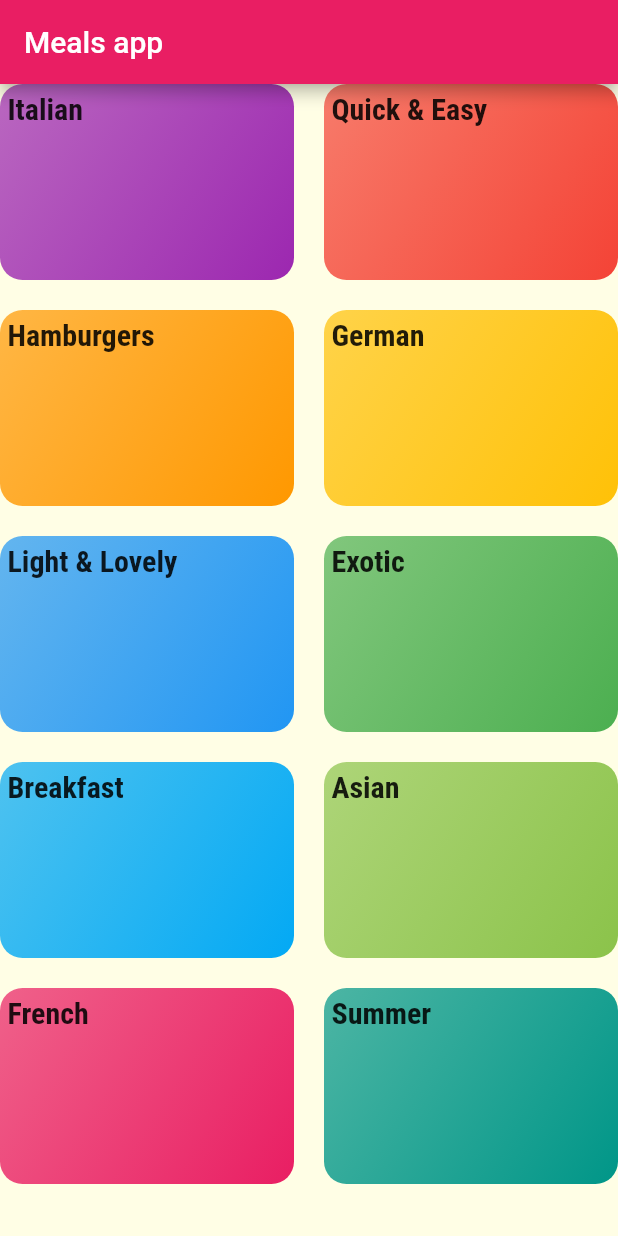
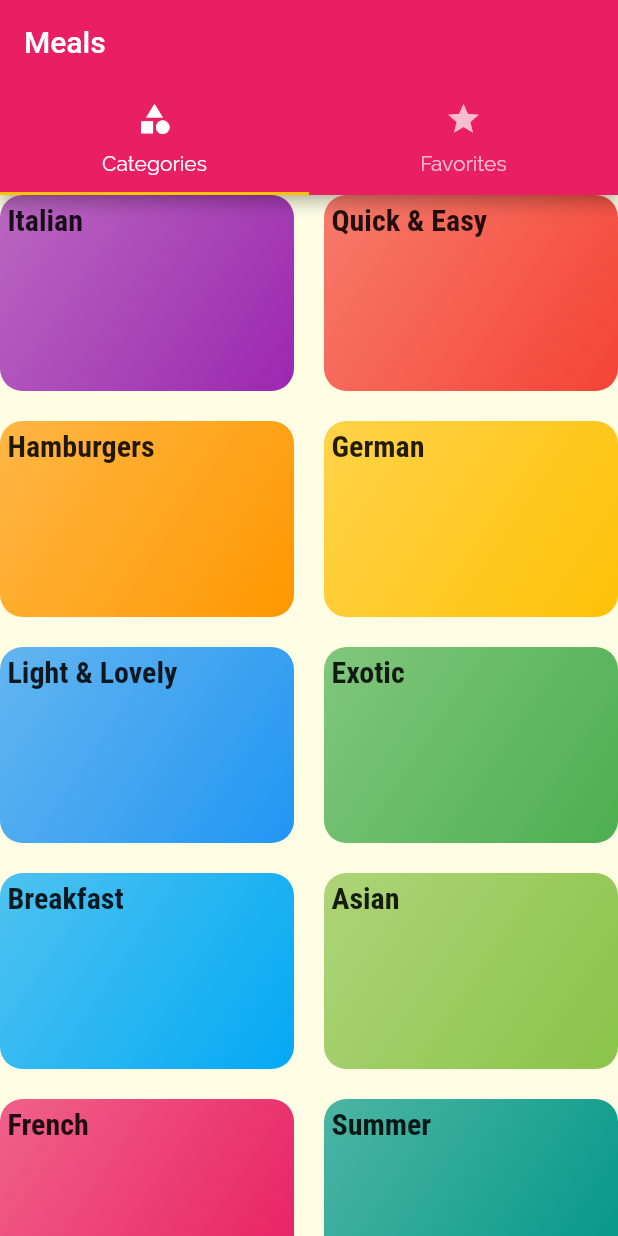
Before and after one commit to tarekmabdallah91/meals, a Flutter app: the screen it shows after launch, on a phone screen of 412 x 824 dp. Run offline on Flutter 3.47's test engine with Material 2 defaults, Android fonts, the phone set to English and light mode, and no system bars.

Commit message:
- add Tab screen

```diff
--- a/lib/main.dart
+++ b/lib/main.dart
@@ -2,6 +2,7 @@ import 'package:flutter/material.dart';
 import 'package:flutter_complete_guide/screens/categories_screen.dart';
 import 'package:flutter_complete_guide/screens/category_meal_screen.dart';
 import 'package:flutter_complete_guide/screens/meal_detail_screen.dart';
+import 'package:flutter_complete_guide/screens/tabs_screen.dart';
 
 void main() => runApp(MyApp());
 
@@ -30,9 +31,18 @@ class MyApp extends StatelessWidget {
       ),
       initialRoute: '/',
       routes: {
-        '/': (context) => CategoriesScreen(),
+        '/': (context) => TabsScreen(),
         CategoryMealScreen.routeName: (context) => CategoryMealScreen(),
         MealDetailScreen.routeName: (context) => MealDetailScreen(),
+      },
+      onGenerateRoute: (settings) {
+        print(settings.arguments);
+        // if (settings.name == '/meal-detail') {
+        //   return ...;
+        // } else if (settings.name == '/something-else') {
+        //   return ...;
+        // }
+        // return MaterialPageRoute(builder: (ctx) => CategoriesScreen(),);
       },
       onUnknownRoute: (settings) {
         return MaterialPageRoute(
--- a/lib/screens/categories_screen.dart
+++ b/lib/screens/categories_screen.dart
@@ -5,11 +5,7 @@ import '/dummy_data.dart';
 class CategoriesScreen extends StatelessWidget {
   @override
   Widget build(BuildContext context) {
-    return Scaffold(
-      appBar: AppBar(
-        title: const Text("Meals app"),
-      ),
-      body: GridView(
+    return GridView(
       children: DUMMY_CATEGORIES
           .map(
             (catData) => CategoryItem(
@@ -25,7 +21,6 @@ class CategoriesScreen extends StatelessWidget {
         crossAxisSpacing: 20,
         mainAxisSpacing: 20,
       ),
-      ),
     );
   }
 }
--- /dev/null
+++ b/lib/screens/favorites_screen.dart
@@ -0,0 +1,10 @@
+import 'package:flutter/material.dart';
+
+class FavoritesScreen extends StatelessWidget {
+  @override
+  Widget build(BuildContext context) {
+    return Center(
+      child: Text('The Favorites'),
+    );
+  }
+}
--- /dev/null
+++ b/lib/screens/tabs_screen.dart
@@ -0,0 +1,46 @@
+import 'package:flutter/material.dart';
+import 'package:flutter_complete_guide/screens/favorites_screen.dart';
+
+import './categories_screen.dart';
+
+class TabsScreen extends StatefulWidget {
+  @override
+  _TabsScreenState createState() => _TabsScreenState();
+}
+
+class _TabsScreenState extends State<TabsScreen> {
+  @override
+  Widget build(BuildContext context) {
+    return DefaultTabController(
+      length: 2,
+      // initialIndex: 0,
+      child: Scaffold(
+        appBar: AppBar(
+          title: Text('Meals'),
+          bottom: TabBar(
+            tabs: <Widget>[
+              Tab(
+                icon: Icon(
+                  Icons.category,
+                ),
+                text: 'Categories',
+              ),
+              Tab(
+                icon: Icon(
+                  Icons.star,
+                ),
+                text: 'Favorites',
+              ),
+            ],
+          ),
+        ),
+        body: TabBarView(
+          children: <Widget>[
+            CategoriesScreen(),
+            FavoritesScreen(),
+          ],
+        ),
+      ),
+    );
+  }
+}
```
Lines whose indentation alone changed are shown as unchanged.
